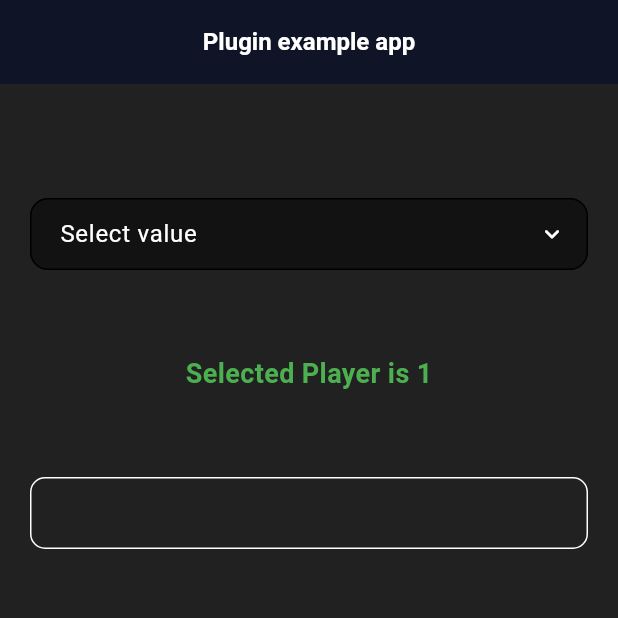
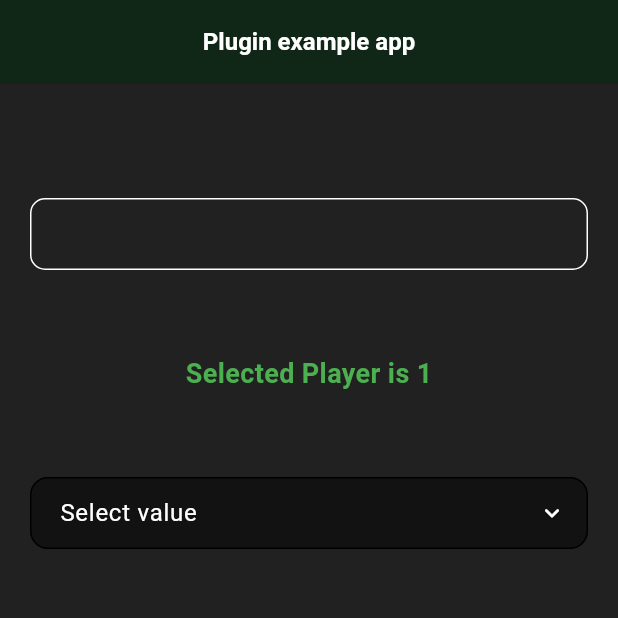
Before and after one commit to youmtinet-flutter-packs/flutter-personal-dropdown, a Flutter app: the screen it shows after launch, on a phone screen of 412 x 824 dp, the top half of it. Run offline on Flutter 3.47's test engine with Material 3 defaults, Android fonts, the phone set to English and light mode, and no system bars; our stand-ins replace plugin_platform_interface; missing offline and left inert: dart:html; Roboto replaces fonts that are missing (WORK SANS).

Commit message:
release: fix backround

```diff
--- a/example/lib/main.dart
+++ b/example/lib/main.dart
@@ -1,3 +1,5 @@
+import 'dart:developer';
+
 import 'package:flutter/material.dart';
 
 import 'package:personal_dropdown/personal_dropdown.dart';
@@ -6,7 +8,7 @@ void main() {
   runApp(const MyApp());
 }
 
-const Color primaryDark = Color(0xFF0122DF);
+const Color primaryDark = Color(0xFF01DF44);
 
 class MyApp extends StatefulWidget {
   const MyApp({super.key});
@@ -25,6 +27,7 @@ class _MyAppState extends State<MyApp> {
 
   @override
   Widget build(BuildContext context) {
+    log(MediaQuery.of(context).size.width.toString());
     return MaterialApp(
       theme: theme(),
       home: Scaffold(
@@ -64,6 +67,7 @@ class _MyAppState extends State<MyApp> {
               CustomDropdown<String>.search(
                 items: List.generate(10, (index) => '${index + 1}'),
                 controller: controller,
+                itemBgColor: Colors.amber,
                 listItemBuilder: (context, result) {
                   return Text(
                     result,
@@ -98,6 +102,7 @@ class _MyAppState extends State<MyApp> {
                 controller: controller,
               )
             ]
+                .reversed
                 .map((e) => Padding(
                       padding: const EdgeInsets.symmetric(vertical: 28),
                       child: e,
--- a/lib/cool_dropdown/items_field.dart
+++ b/lib/cool_dropdown/items_field.dart
@@ -187,7 +187,8 @@ class _SearchFieldState<T> extends State<_SearchField<T>> {
         },
         controller: searchCtrl,
         decoration: InputDecoration(
-          filled: true,
+          //   filled: true,
+          //   fillColor: ,
           constraints: const BoxConstraints.tightFor(height: 40),
           contentPadding: const EdgeInsets.all(8),
           hintText: 'Search',
--- a/lib/personal_dropdown.dart
+++ b/lib/personal_dropdown.dart
@@ -1,20 +1,11 @@
 import 'dart:async';
-import 'dart:developer';
-
 import 'package:flutter/material.dart';
-
 import 'cool_dropdown/cool_dropdown.dart';
-
 export 'personal_dropdown.dart';
-
 part 'cool_dropdown/animated_section.dart';
-
 part 'cool_dropdown/dropdown_field.dart';
-
 part 'cool_dropdown/overlay.dart';
-
 part 'cool_dropdown/items_field.dart';
-
 part 'cool_dropdown/builder.dart';
 
 enum SearchType { onListData, onRequestData }
@@ -26,6 +17,8 @@ class CustomDropdown<T> extends StatefulWidget {
   final Widget Function(BuildContext context, T result) listItemBuilder;
   final List<T> items;
   final TextEditingController controller;
+
+  final Color? itemBgColor;
   // // // additional
   final bool canCloseOutsideBounds;
   final bool? hideSelectedFieldWhenOpen;
@@ -62,6 +55,7 @@ class CustomDropdown<T> extends StatefulWidget {
     // this.searchableTextItem,
     this.futureRequest,
     this.hintText,
+    this.itemBgColor,
     this.hintStyle,
     this.selectedStyle,
     this.errorText,
@@ -98,6 +92,7 @@ class CustomDropdown<T> extends StatefulWidget {
     this.hintText,
     this.hintStyle,
     this.selectedStyle,
+    this.itemBgColor,
     this.errorText,
     this.errorStyle,
     this.errorBorderSide,
@@ -129,6 +124,7 @@ class CustomDropdown<T> extends StatefulWidget {
     required this.searchableTextItem,
     required this.searchFunction,
     required this.onItemSelect,
+    this.itemBgColor,
     this.futureRequestDelay,
     this.hintText,
     this.hintStyle,
@@ -181,6 +177,7 @@ class _CustomDropdownState<T> extends State<CustomDropdown<T>> {
           items: widget.items,
           controller: widget.controller,
           size: size,
+          itemBgColor: widget.itemBgColor,
           searchableTextItem: widget.searchableTextItem,
           listItemBuilder: widget.listItemBuilder,
           layerLink: layerLink,
--- a/pubspec.yaml
+++ b/pubspec.yaml
@@ -1,6 +1,6 @@
 name: personal_dropdown
 description: A new Flutter plugin project.
-version: 1.0.4
+version: 1.0.5
 homepage: No Home Page
 
 environment:
```
Also changed, not shown: lib/cool_dropdown/overlay.dart (+6 -3 lines), 1 other file.
